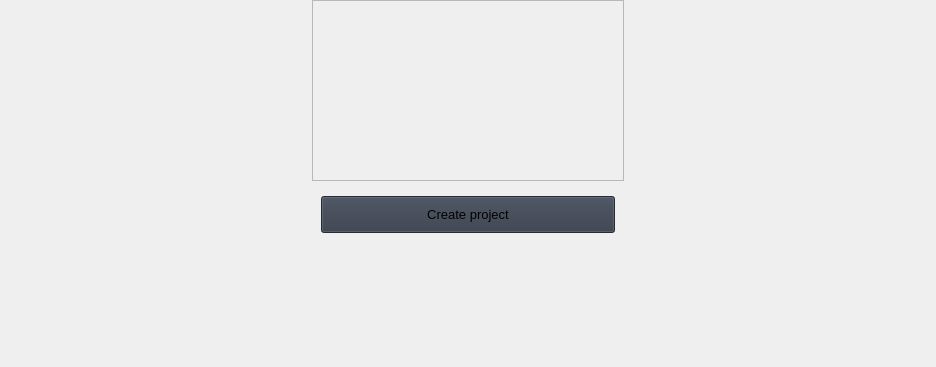
Old version of the form src/app/ui/home.ui in the repository tepou21626/VizFlix.
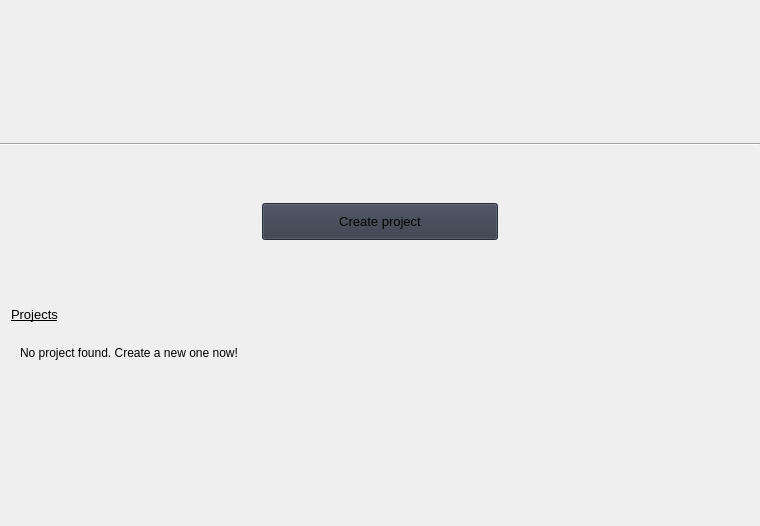
New version of the form. Icons and pictures are not drawn.

Commit message: Edited home layout.

What changed in the file:
```diff
--- a/src/app/ui/home.ui
+++ b/src/app/ui/home.ui
@@ -6,8 +6,8 @@
    <rect>
     <x>0</x>
     <y>0</y>
-    <width>936</width>
-    <height>367</height>
+    <width>760</width>
+    <height>526</height>
    </rect>
   </property>
   <property name="sizePolicy">
@@ -46,64 +46,41 @@
         <number>0</number>
        </property>
        <item>
-        <spacer name="horizontalSpacer">
-         <property name="orientation">
-          <enum>Qt::Horizontal</enum>
-         </property>
-         <property name="sizeHint" stdset="0">
-          <size>
-           <width>40</width>
-           <height>20</height>
-          </size>
-         </property>
-        </spacer>
-       </item>
-       <item>
-        <widget class="QFrame" name="frame">
+        <widget class="QWidget" name="logo_container" native="true">
          <property name="sizePolicy">
-          <sizepolicy hsizetype="Expanding" vsizetype="Expanding">
+          <sizepolicy hsizetype="MinimumExpanding" vsizetype="MinimumExpanding">
            <horstretch>0</horstretch>
            <verstretch>0</verstretch>
           </sizepolicy>
          </property>
-         <property name="minimumSize">
-          <size>
-           <width>150</width>
-           <height>90</height>
-          </size>
-         </property>
-         <property name="maximumSize">
-          <size>
-           <width>16777215</width>
-           <height>16777215</height>
-          </size>
-         </property>
-         <property name="styleSheet">
-          <string notr="true">border-image: url(:/images/images/images/VizFlix.png) 0 0 0 0;</string>
-         </property>
-         <property name="frameShape">
-          <enum>QFrame::StyledPanel</enum>
-         </property>
-         <property name="frameShadow">
-          <enum>QFrame::Raised</enum>
-         </property>
+         <layout class="QGridLayout" name="gridLayout_2">
+          <property name="leftMargin">
+           <number>0</number>
+          </property>
+          <property name="topMargin">
+           <number>0</number>
+          </property>
+          <property name="rightMargin">
+           <number>0</number>
+          </property>
+          <property name="bottomMargin">
+           <number>0</number>
+          </property>
+          <item row="0" column="0">
+           <layout class="QGridLayout" name="gridLayout"/>
+          </item>
+         </layout>
         </widget>
        </item>
-       <item>
-        <spacer name="horizontalSpacer_4">
-         <property name="orientation">
-          <enum>Qt::Horizontal</enum>
-         </property>
-         <property name="sizeHint" stdset="0">
-          <size>
-           <width>40</width>
-           <height>20</height>
-          </size>
-         </property>
-        </spacer>
-       </item>
       </layout>
      </item>
+     <item>
+      <widget class="Line" name="line">
+       <property name="orientation">
+        <enum>Qt::Horizontal</enum>
+       </property>
+      </widget>
+     </item>
      <item>
       <layout class="QHBoxLayout" name="horizontalLayout_2">
        <property name="sizeConstraint">
@@ -136,6 +113,19 @@
             <property name="sizeConstraint">
              <enum>QLayout::SetNoConstraint</enum>
             </property>
+            <item>
+             <spacer name="verticalSpacer_2">
+              <property name="orientation">
+               <enum>Qt::Vertical</enum>
+              </property>
+              <property name="sizeHint" stdset="0">
+               <size>
+                <width>20</width>
+                <height>40</height>
+               </size>
+              </property>
+             </spacer>
+            </item>
             <item>
              <widget class="QPushButton" name="create_project_push_button">
               <property name="sizePolicy">
@@ -199,6 +189,102 @@
        </item>
       </layout>
      </item>
+     <item>
+      <widget class="QWidget" name="projects_section" native="true">
+       <property name="minimumSize">
+        <size>
+         <width>0</width>
+         <height>40</height>
+        </size>
+       </property>
+       <layout class="QGridLayout" name="gridLayout_3">
+        <property name="leftMargin">
+         <number>11</number>
+        </property>
+        <property name="topMargin">
+         <number>11</number>
+        </property>
+        <property name="rightMargin">
+         <number>11</number>
+        </property>
+        <property name="bottomMargin">
+         <number>11</number>
+        </property>
+        <item row="0" column="0">
+         <layout class="QVBoxLayout" name="verticalLayout_6">
+          <item>
+           <widget class="QLabel" name="projects_label">
+            <property name="font">
+             <font>
+              <family>Segoe UI</family>
+              <pointsize>10</pointsize>
+              <underline>true</underline>
+             </font>
+            </property>
+            <property name="text">
+             <string>Projects</string>
+            </property>
+           </widget>
+          </item>
+          <item>
+           <widget class="QWidget" name="projects_container" native="true">
+            <property name="minimumSize">
+             <size>
+              <width>0</width>
+              <height>50</height>
+             </size>
+            </property>
+            <layout class="QHBoxLayout" name="horizontalLayout_4">
+             <property name="leftMargin">
+              <number>0</number>
+             </property>
+             <property name="topMargin">
+              <number>0</number>
+             </property>
+             <property name="rightMargin">
+              <number>0</number>
+             </property>
+             <property name="bottomMargin">
+              <number>0</number>
+             </property>
+             <item>
+              <layout class="QHBoxLayout" name="horizontalLayout_3">
+               <item>
+                <widget class="QWidget" name="no_project_notice" native="true">
+                 <layout class="QHBoxLayout" name="horizontalLayout_5">
+                  <item>
+                   <widget class="QLabel" name="label">
+                    <property name="text">
+                     <string>No project found. Create a new one now!</string>
+                    </property>
+                   </widget>
+                  </item>
+                 </layout>
+                </widget>
+               </item>
+              </layout>
+             </item>
+            </layout>
+           </widget>
+          </item>
+         </layout>
+        </item>
+       </layout>
+      </widget>
+     </item>
+     <item>
+      <spacer name="verticalSpacer_3">
+       <property name="orientation">
+        <enum>Qt::Vertical</enum>
+       </property>
+       <property name="sizeHint" stdset="0">
+        <size>
+         <width>20</width>
+         <height>40</height>
+        </size>
+       </property>
+      </spacer>
+     </item>
     </layout>
    </item>
   </layout>
```
The commit also changes 8 other files.
